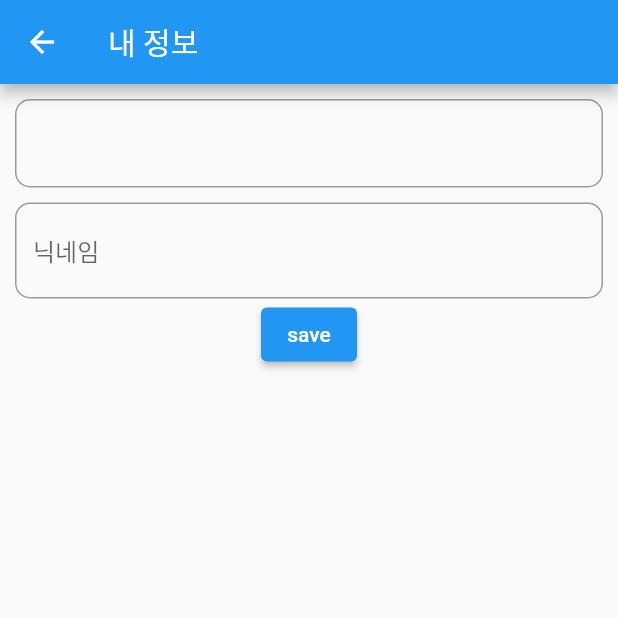
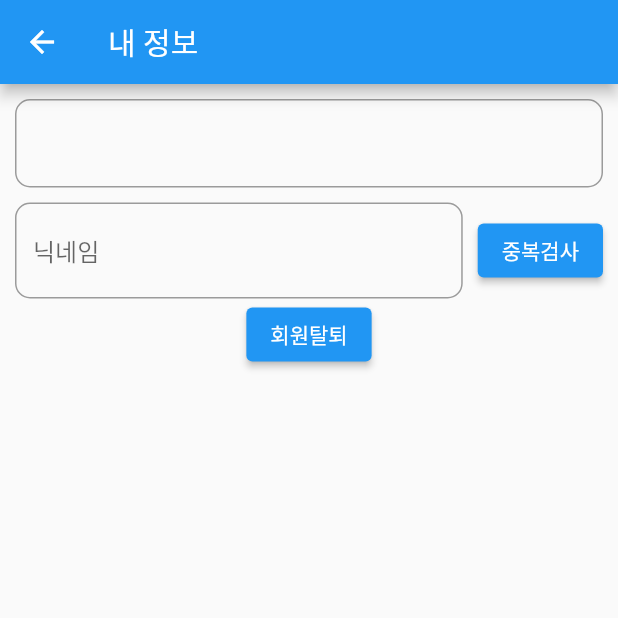
Before and after one commit to ryoush95/voteapp, a Flutter app: the Setting screen opened directly, after a tap on "내정보", on a phone screen of 412 x 824 dp, the top half of it. Run offline on Flutter 3.47's test engine with Material 2 defaults, Android fonts, the phone set to English and light mode, and no system bars; our stand-ins replace cloud_firestore, firebase_auth, firebase_core, firebase_storage, fluttertoast, get and 3 more; missing offline and left inert: flutter_quill, need_resume; accounts and stored records are empty; network calls fail.

Commit message:
회원탈퇴 구현, 마이페이지 로그인확인

```diff
--- a/lib/Controller/BoardAddContorller.dart
+++ b/lib/Controller/BoardAddContorller.dart
@@ -79,7 +79,7 @@ class BoardAddController extends GetxController {
           'replycount': 0,
           'category': cateId,
         }).then((value) {
-          // Get.back(result: true);
+          Get.back(result: true);
           Fluttertoast.showToast(msg: '게시물 등록');
         });
       }
--- a/lib/Controller/bottomController.dart
+++ b/lib/Controller/bottomController.dart
@@ -12,7 +12,7 @@ class BottomNaviController extends GetxController {
   GlobalKey<NavigatorState> navigatorKey = GlobalKey<NavigatorState>();
   GlobalKey<NavigatorState> navigatorKey2 = GlobalKey<NavigatorState>();
   RxBool isCategoryPageOpen = false.obs;
-  RxString titletext = 'app titleee'.obs;
+  RxString titletext = 'Rank5'.obs;
 
   void onItemTapped(int index) {
     selectIndex.value = index;
--- a/lib/screen/boardAdd.dart
+++ b/lib/screen/boardAdd.dart
@@ -16,7 +16,6 @@ class boardAdd extends StatelessWidget {
           MaterialButton(
               onPressed: () {
                 c.boardadd();
-                print(c.qc.document.toPlainText());
               },
               child: const Text(
                 '등록',
--- a/lib/screen/myInfo.dart
+++ b/lib/screen/myInfo.dart
@@ -29,7 +29,10 @@ class MyInfo extends StatelessWidget {
             const SizedBox(
               height: 10,
             ),
-            TextField(
+            Row(
+              children: [
+                Expanded(
+                  child: TextField(
                     controller: c.nameTxc,
                     decoration: const InputDecoration(
                       hintText: '닉네임',
@@ -38,9 +41,18 @@ class MyInfo extends StatelessWidget {
                       ),
                     ),
                   ),
+                ),
+                const SizedBox(
+                  width: 10,
+                ),
                 ElevatedButton(onPressed: () {
                   c.infoSave();
-            }, child: const Text('save'))
+                }, child: const Text('중복검사')),
+              ],
+            ),
+            ElevatedButton(onPressed: () {
+              c.revoke();
+            }, child: const Text('회원탈퇴')),
           ],
         ),
       ),
--- a/lib/screen/setting.dart
+++ b/lib/screen/setting.dart
@@ -15,28 +15,37 @@ class Setting extends StatefulWidget {
 }
 
 class _SettingState extends State<Setting> {
+  final auth = FirebaseAuth.instance;
+  var user;
+
+  @override
+  void initState() {
+    // TODO: implement initState
+    super.initState();
+    user = auth.currentUser;
+  }
+
   @override
   Widget build(BuildContext context) {
     // final c = Get.put(SettingController());
-    final auth = FirebaseAuth.instance;
-
-    void goMyinfo(get) {
-      if(auth.currentUser != null) {
-        get;
-      } else {
-        Get.to(Login());
-      }
-    }
 
     return Scaffold(
       body: Center(
         child: Column(
           children: [
             ElevatedButton(onPressed: (){
-              goMyinfo(Get.to(const MyInfo()));
+              if (user != null) {
+                Get.to(const MyInfo());
+              } else {
+                Get.to(Login());
+              }
             }, child: Text('내정보')),
             ElevatedButton(onPressed: (){
-              goMyinfo(Get.to(const MyVote()));
+              if (user != null) {
+                Get.to(const MyVote());
+              } else {
+                Get.to(Login());
+              }
             }, child: Text('내가 간 투표함')),
           ],
         ),
```
Also changed, not shown: lib/Controller/MyInfoController.dart (+55 -8 lines). Lines whose indentation alone changed are shown as unchanged.
